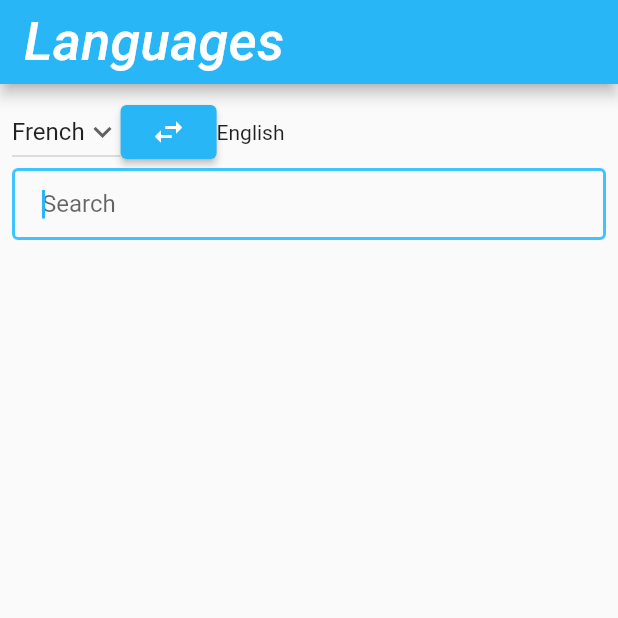
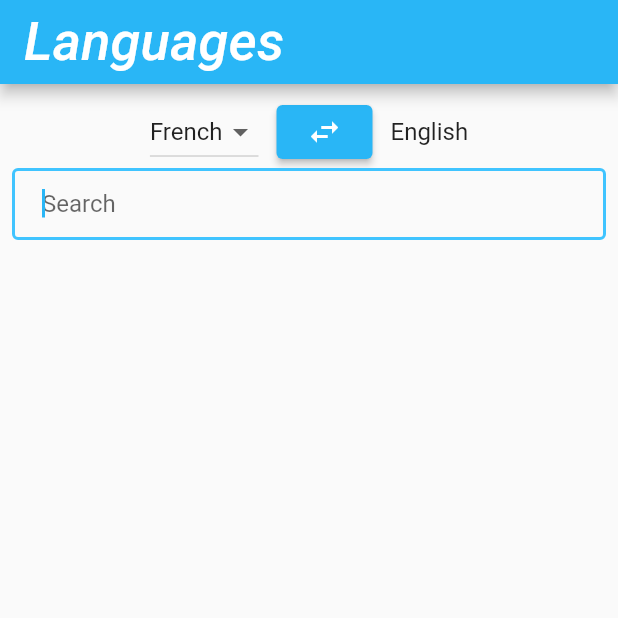
Before and after one commit to BRISINGR-01/Multilingual-dictionary, a Flutter app: the screen it shows after launch, on a phone screen of 412 x 824 dp, the top half of it. Run offline on Flutter 3.47's test engine with Material 2 defaults, Android fonts, the phone set to English and light mode, and no system bars; our stand-ins replace searchfield, sqflite_common_ffi; accounts and stored records are empty; Roboto replaces fonts that are missing (Hind, New Times Roman); project files that could hold a hidden picture were left out.

```diff
--- a/lib/main.dart
+++ b/lib/main.dart
@@ -5,6 +5,7 @@ void main() async {
   runApp(MaterialApp(
     home: const Search(),
     theme: ThemeData(
+      fontFamily: "New Times Roman",
       colorScheme: ColorScheme(
         brightness: Brightness.light,
         primary: Colors.lightBlue.shade400,
@@ -29,5 +30,6 @@ void main() async {
         bodyText2: TextStyle(fontSize: 14.0, fontFamily: 'Hind'),
       ),
     ),
+    debugShowCheckedModeBanner: false,
   ));
 }
--- a/lib/search.dart
+++ b/lib/search.dart
@@ -1,12 +1,15 @@
 import 'package:flutter/material.dart';
 import 'package:multilingual_dictionary/database.dart';
 import 'package:multilingual_dictionary/displayWord.dart';
+import 'package:searchfield/searchfield.dart';
 
 class SearchState extends State<Search> {
   DatabaseHelper databaseHelper = DatabaseHelper.init("Dutch");
 
   final List<String> _languages = ["French", "Dutch"];
-  List<Map<String, Object?>> _items = [];
+  List<Map<String, Object?>> _items = [
+    // {"": ""}
+  ];
   String _language = "French";
   String _querry = "";
   bool _modeToEnglish = true;
@@ -29,13 +32,13 @@ class SearchState extends State<Search> {
         ),
         body: Padding(
           padding: const EdgeInsets.all(8.0),
-        child: Column(
-          children: [
+          child: Column(mainAxisSize: MainAxisSize.max, children: [
             Row(
+                mainAxisAlignment: MainAxisAlignment.center,
+                mainAxisSize: MainAxisSize.max,
                 children: [
                   DropdownButton(
                       value: _language,
-                    icon: const Icon(Icons.keyboard_arrow_down),
                       items: _languages
                           .map((String items) => DropdownMenuItem(
                                 value: items,
@@ -48,16 +51,21 @@ class SearchState extends State<Search> {
                         });
                         refetchList(val);
                       }),
-                ElevatedButton(
+                  Padding(
+                    padding: const EdgeInsets.symmetric(horizontal: 12.0),
+                    child: ElevatedButton(
                         onPressed: () => setState(() {
                               _modeToEnglish = !_modeToEnglish;
                             }),
                         child: const Icon(
                           Icons.swap_horiz_outlined,
                         )),
-                const Text("English")
-              ],
                   ),
+                  const Text(
+                    "English",
+                    style: TextStyle(fontSize: 16),
+                  )
+                ]),
             TextField(
               autofocus: true,
               onChanged: (value) async {
@@ -108,11 +116,9 @@ class SearchState extends State<Search> {
                       },
                     );
                   }),
-            )
-          ],
             ),
-      ),
-    );
+          ]),
+        ));
   }
 }
 
```
Also changed, not shown: lib/displayWord.dart (+81 -32 lines), lib/formsTable.dart (added, +25 -0 lines), pubspec.yaml (+0 -10 lines), assets/empty.png (added), assets/fit.png (added), assets/last.png (added), assets/lauri.png (added), assets/min.png (added), assets/original.png (added), 2 other files. Lines whose indentation alone changed are shown as unchanged.
